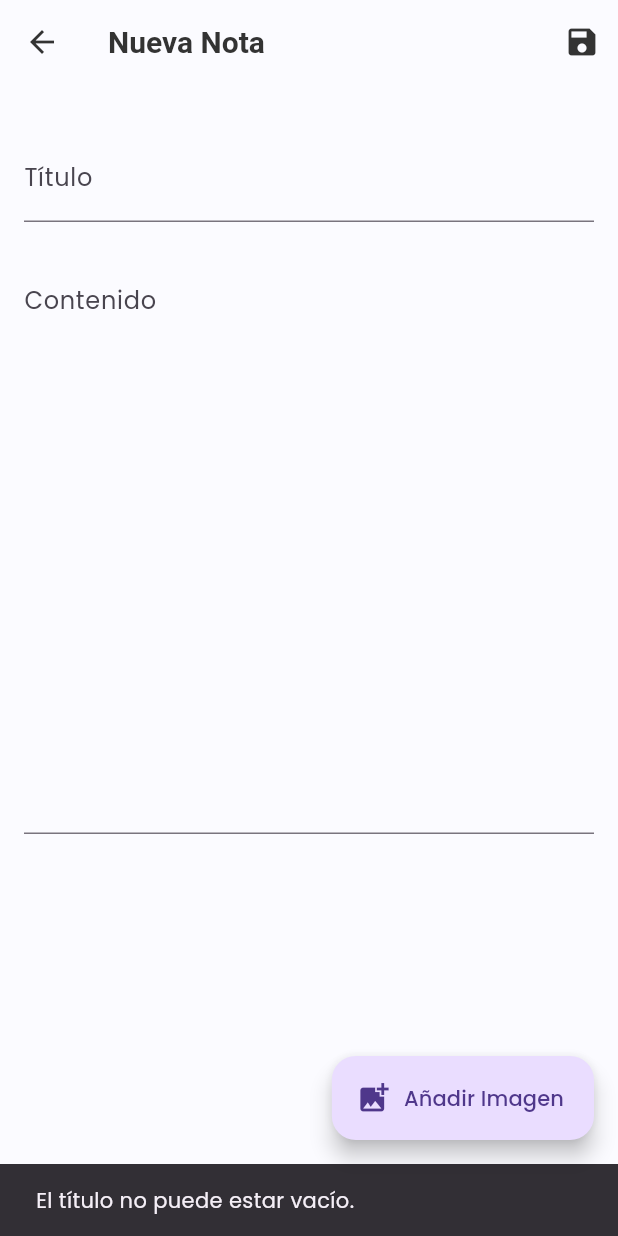
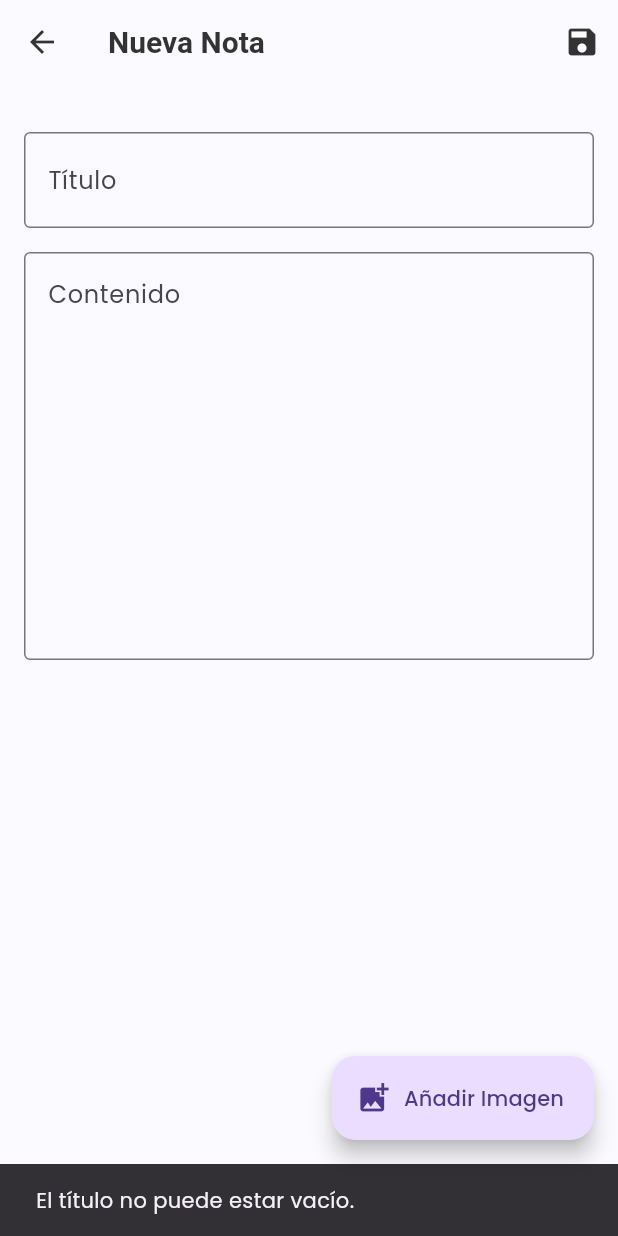
Before and after one commit to WIDABAME/NEXUS, a Flutter app: the NoteEditorPage screen opened directly, after a tap on the "save" icon, on a phone screen of 412 x 824 dp. Run offline on Flutter 3.47's test engine with Material 3 defaults, Android fonts, the phone set to English and light mode, and no system bars; our stand-ins replace cloud_firestore, firebase_core, firebase_messaging, firebase_storage, flutter_local_notifications, google_fonts and 1 more; accounts and stored records are empty.

Commit message:
chore: synchronize project changes

```diff
--- /dev/null
+++ b/database.rules.json
@@ -0,0 +1,6 @@
+{
+  "rules": {
+    ".read": "auth != null",
+    ".write": "auth != null"
+  }
+}
--- a/lib/note_editor_page.dart
+++ b/lib/note_editor_page.dart
@@ -1,4 +1,6 @@
 import 'dart:io';
+import 'package:cloud_firestore/cloud_firestore.dart';
+import 'package:firebase_storage/firebase_storage.dart';
 import 'package:flutter/material.dart';
 import 'package:image_picker/image_picker.dart';
 import 'package:provider/provider.dart';
@@ -19,8 +21,10 @@ class NoteEditorPage extends StatefulWidget {
 class _NoteEditorPageState extends State<NoteEditorPage> {
   late TextEditingController _titleController;
   late TextEditingController _contentController;
-  String? _imagePath;
+  String? _imagePath; // Can be a local path or a network URL
   bool _isNewNote = true;
+  bool _isUploading = false;
+  String? _initialImagePath; // To track if the image was changed
 
   @override
   void initState() {
@@ -29,6 +33,7 @@ class _NoteEditorPageState extends State<NoteEditorPage> {
     _titleController = TextEditingController(text: widget.note?.title ?? '');
     _contentController = TextEditingController(text: widget.note?.content ?? '');
     _imagePath = widget.note?.imagePath;
+    _initialImagePath = widget.note?.imagePath;
   }
 
   @override
@@ -48,7 +53,36 @@ class _NoteEditorPageState extends State<NoteEditorPage> {
     }
   }
 
+  Future<String?> _uploadImage(String filePath) async {
+    final fileName = 'note_images/${uuid.v4()}';
+    final reference = FirebaseStorage.instance.ref().child(fileName);
+    try {
+      final uploadTask = reference.putFile(File(filePath));
+      final snapshot = await uploadTask;
+      return await snapshot.ref.getDownloadURL();
+    } catch (e) {
+      ScaffoldMessenger.of(context).showSnackBar(
+        SnackBar(content: Text('Error al subir la imagen: ${e.toString()}')),
+      );
+      return null;
+    }
+  }
+
+  Future<void> _deleteImage(String imageUrl) async {
+    if (imageUrl.contains('firebasestorage')) {
+        try {
+            final ref = FirebaseStorage.instance.refFromURL(imageUrl);
+            await ref.delete();
+        } catch (e) {
+            print("Failed to delete image from storage: $e");
+        }
+    }
+}
+
+
   Future<void> _saveNote() async {
+    if (_isUploading) return; // Prevent saving while uploading
+
     final nexusData = Provider.of<NexusData>(context, listen: false);
     final title = _titleController.text.trim();
     final content = _contentController.text.trim();
@@ -60,32 +94,98 @@ class _NoteEditorPageState extends State<NoteEditorPage> {
       return;
     }
 
+    setState(() {
+      _isUploading = true;
+    });
+
+    String? finalImageUrl = _imagePath;
+
+    // Check if the image has changed
+    bool imageChanged = _initialImagePath != _imagePath;
+
+    if (imageChanged) {
+        // If there was an old image, delete it
+        if (_initialImagePath != null) {
+            await _deleteImage(_initialImagePath!);
+        }
+
+        // If there is a new image (and it's a local file), upload it
+        if (_imagePath != null && !_imagePath!.startsWith('http')) {
+            finalImageUrl = await _uploadImage(_imagePath!);
+        }
+    }
+
+
+    final noteData = {
+      'title': title,
+      'content': content,
+      'imagePath': finalImageUrl,
+    };
+
     if (_isNewNote) {
       final newNote = Note(
         id: uuid.v4(),
         title: title,
         content: content,
-        createdAt: DateTime.now(),
-        imagePath: _imagePath,
+        createdAt: Timestamp.now(),
+        imagePath: finalImageUrl,
       );
       await nexusData.addNote(newNote);
     } else {
-      final updatedNote = Note(
+       final updatedNote = Note(
         id: widget.note!.id,
         title: title,
         content: content,
         createdAt: widget.note!.createdAt,
-        imagePath: _imagePath,
+        imagePath: finalImageUrl,
         connections: widget.note!.connections,
       );
       await nexusData.updateNote(updatedNote);
     }
+
+    setState(() {
+      _isUploading = false;
+    });
 
     if (mounted) {
         Navigator.of(context).pop();
     }
   }
 
+  Widget _buildImagePreview() {
+    if (_imagePath == null) {
+      return const SizedBox.shrink();
+    }
+
+    Widget imageWidget;
+    if (_imagePath!.startsWith('http')) {
+      imageWidget = Image.network(key: ValueKey(_imagePath), _imagePath!, fit: BoxFit.cover, width: double.infinity, height: 200);
+    } else {
+      imageWidget = Image.file(key: ValueKey(_imagePath), File(_imagePath!), fit: BoxFit.cover, width: double.infinity, height: 200);
+    }
+
+    return Stack(
+      alignment: Alignment.topRight,
+      children: [
+        ClipRRect(
+          borderRadius: BorderRadius.circular(12.0),
+          child: imageWidget,
+        ),
+        Positioned(
+          right: 4,
+          top: 4,
+          child: Material(
+             color: Colors.black54,
+             borderRadius: BorderRadius.circular(30),
+             child: IconButton(
+              icon: const Icon(Icons.close, color: Colors.white, size: 20),
+              onPressed: () => setState(() => _imagePath = null),
+            ),
+          ),
+        ),
+      ],
+    );
+  }
 
   @override
   Widget build(BuildContext context) {
@@ -93,38 +193,31 @@ class _NoteEditorPageState extends State<NoteEditorPage> {
       appBar: AppBar(
         title: Text(_isNewNote ? 'Nueva Nota' : 'Editar Nota'),
         actions: [
-          IconButton(icon: const Icon(Icons.save), onPressed: _saveNote),
+          if (_isUploading)
+            const Padding(
+              padding: EdgeInsets.only(right: 16.0),
+              child: Center(child: SizedBox(width: 20, height: 20, child: CircularProgressIndicator(strokeWidth: 2, color: Colors.white,))))
+          else
+            IconButton(icon: const Icon(Icons.save), onPressed: _saveNote),
         ],
       ),
       body: SingleChildScrollView(
-        padding: const EdgeInsets.all(16.0),
+        padding: const EdgeInsets.fromLTRB(16,16,16,80),
         child: Column(
           children: [
-            if (_imagePath != null)
-              Stack(
-                alignment: Alignment.topRight,
-                children: [
-                  ClipRRect(
-                    borderRadius: BorderRadius.circular(12.0),
-                    child: Image.file(File(_imagePath!), fit: BoxFit.cover, width: double.infinity, height: 200),
-                  ),
-                  IconButton(
-                    icon: const Icon(Icons.remove_circle, color: Colors.red),
-                    onPressed: () => setState(() => _imagePath = null),
-                  ),
-                ],
-              ),
+            _buildImagePreview(),
             const SizedBox(height: 16),
             TextField(
               controller: _titleController,
-              decoration: const InputDecoration(labelText: 'Título'),
-              style: Theme.of(context).textTheme.titleLarge,
+              decoration: const InputDecoration(labelText: 'Título', border: OutlineInputBorder()),
+              style: Theme.of(context).textTheme.headlineSmall?.copyWith(fontWeight: FontWeight.w500),
             ),
             const SizedBox(height: 16),
             TextField(
               controller: _contentController,
-              decoration: const InputDecoration(labelText: 'Contenido', alignLabelWithHint: true),
-              maxLines: 15,
+              decoration: const InputDecoration(labelText: 'Contenido', alignLabelWithHint: true, border: OutlineInputBorder()),
+              minLines: 10,
+              maxLines: null, // Allows the text field to grow
             ),
           ],
         ),
```
Also changed, not shown: firestore.indexes.json (added, +51 -0 lines), lib/firebase_api.dart (added, +91 -0 lines), lib/graph_view_page.dart (+61 -65 lines), lib/main.dart (+93 -97 lines), pubspec.yaml (+14 -76 lines), firebase.json (added), lib/firebase_options.dart (added), pubspec.lock, 10 other files.
